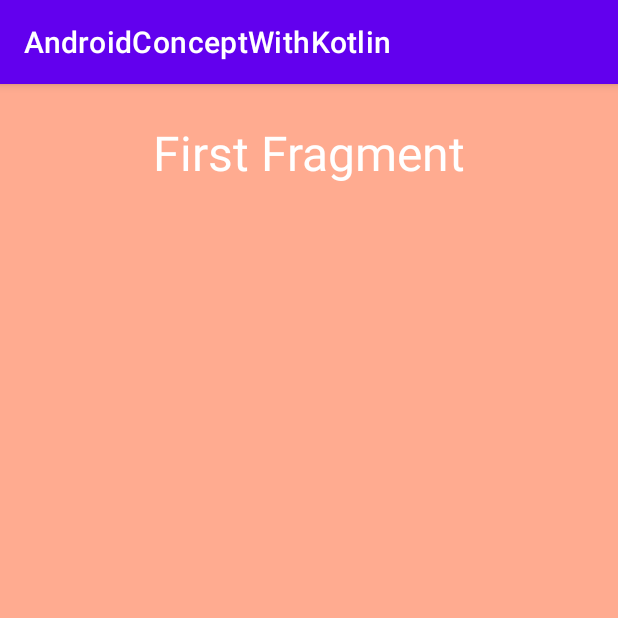
After one commit to NiteshD1/AndroidConceptWithKotlin, an Android app: the fragment FirstFragment shown on its own in the app's theme, on a phone screen of 412 x 824 dp, the top half of it. The commit adds this screen. Run offline under Robolectric (Android 15) with nearby library versions, the light colour scheme and no system bars.

Commit message:
Changes Done

```diff
--- a/app/build.gradle
+++ b/app/build.gradle
@@ -30,6 +30,9 @@ android {
     kotlinOptions {
         jvmTarget = '1.8'
     }
+    viewBinding{
+        enable = true
+    }
 }
 
 dependencies {
--- /dev/null
+++ b/app/src/main/java/com/android/concept/FirstFragment.kt
@@ -0,0 +1,84 @@
+package com.android.concept
+
+import android.content.Context
+import android.content.Intent
+import android.os.Bundle
+import androidx.fragment.app.Fragment
+import android.view.LayoutInflater
+import android.view.View
+import android.view.ViewGroup
+
+
+class FirstFragment : Fragment() {
+
+    override fun onAttach(context: Context) {
+        super.onAttach(context)
+        println("Fragment : onAttach")
+
+    }
+
+    override fun onCreate(savedInstanceState: Bundle?) {
+        super.onCreate(savedInstanceState)
+        println("Fragment : onCreate")
+
+    }
+
+    override fun onCreateView(
+        inflater: LayoutInflater, container: ViewGroup?,
+        savedInstanceState: Bundle?
+    ): View? {
+        // Inflate the layout for this fragment
+        println("Fragment : onCreateView")
+
+        return inflater.inflate(R.layout.fragment_first, container, false)
+    }
+
+    override fun onActivityCreated(savedInstanceState: Bundle?) {
+        super.onActivityCreated(savedInstanceState)
+        println("Fragment : onActivityCreated")
+
+    }
+
+    override fun onStart() {
+        super.onStart()
+        println("Fragment : onStart")
+
+    }
+
+    override fun onResume() {
+        super.onResume()
+        println("Fragment : onResume")
+
+    }
+
+    override fun onPause() {
+        super.onPause()
+        println("Fragment : onPause")
+
+    }
+
+    override fun onStop() {
+        super.onStop()
+        println("Fragment : onStop")
+
+    }
+
+    override fun onDestroyView() {
+        super.onDestroyView()
+        println("Fragment : onDestroyView")
+
+    }
+
+    override fun onDestroy() {
+        super.onDestroy()
+        println("Fragment : onDestroy")
+
+    }
+
+    override fun onDetach() {
+        super.onDetach()
+        println("Fragment : onDetach")
+
+    }
+
+}
--- /dev/null
+++ b/app/src/main/java/com/android/concept/SyncDataWithActivity.kt
@@ -0,0 +1,5 @@
+package com.android.concept
+
+interface SyncDataWithActivity {
+    fun demoFunction()
+}
--- /dev/null
+++ b/app/src/main/res/layout/fragment_first.xml
@@ -0,0 +1,20 @@
+<?xml version="1.0" encoding="utf-8"?>
+<FrameLayout xmlns:android="http://schemas.android.com/apk/res/android"
+    xmlns:tools="http://schemas.android.com/tools"
+    android:layout_width="match_parent"
+    android:layout_height="match_parent"
+    android:background="@color/orange"
+    android:alpha="0.5"
+    tools:context=".HomeFragment">
+
+    <!-- TODO: Update blank fragment layout -->
+    <TextView
+        android:layout_width="match_parent"
+        android:layout_height="match_parent"
+        android:textSize="32sp"
+        android:layout_marginTop="24dp"
+        android:textColor="@color/white"
+        android:gravity="center_horizontal"
+        android:text="First Fragment" />
+
+</FrameLayout>
--- a/app/src/main/res/values/colors.xml
+++ b/app/src/main/res/values/colors.xml
@@ -7,4 +7,8 @@
     <color name="teal_700">#FF018786</color>
     <color name="black">#FF000000</color>
     <color name="white">#FFFFFFFF</color>
+    <color name="blue">#6077FA</color>
+    <color name="green">#4CAF50</color>
+    <color name="orange">#FF5722</color>
+
 </resources>
```
Also changed, not shown: app/src/main/java/com/android/concept/HomeFragment.kt (renamed from app/src/main/java/com/android/concept/DemoFragment.kt, +26 -3 lines), app/src/main/java/com/android/concept/MainActivity.kt (+81 -7 lines), app/src/main/java/com/android/concept/SecondFragment.kt (added, +84 -0 lines), app/src/main/res/layout/activity_main.xml (+34 -10 lines), app/src/main/res/layout/fragment_home.xml (added, +27 -0 lines), app/src/main/res/layout/fragment_second.xml (renamed from app/src/main/res/layout/fragment_demo.xml, +7 -4 lines).
